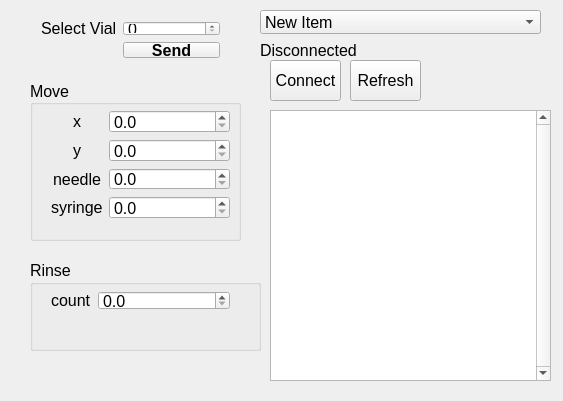
Before: the Qt Designer form src/gpicontroller.ui in amoose136/GPIController, drawn with Qt 5.
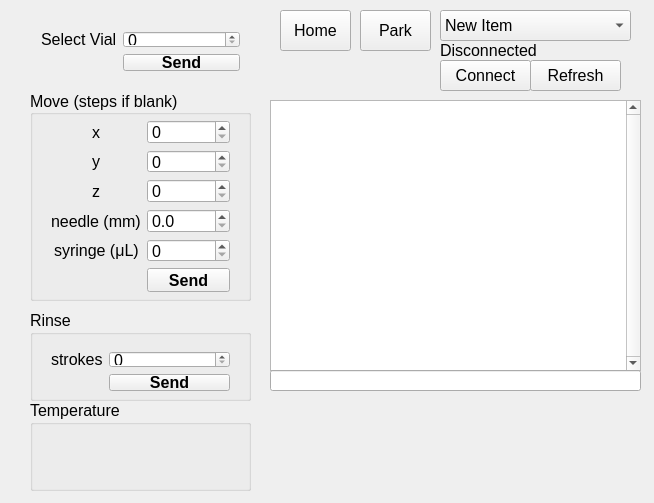
After: the same form once the commit is applied.

Diff of the .ui file:
```diff
--- a/src/gpicontroller.ui
+++ b/src/gpicontroller.ui
@@ -6,8 +6,8 @@
    <rect>
     <x>0</x>
     <y>0</y>
-    <width>563</width>
-    <height>401</height>
+    <width>654</width>
+    <height>503</height>
    </rect>
   </property>
   <property name="sizePolicy">
@@ -36,9 +36,9 @@
     <property name="geometry">
      <rect>
       <x>30</x>
-      <y>10</y>
-      <width>201</width>
-      <height>59</height>
+      <y>20</y>
+      <width>221</width>
+      <height>62</height>
      </rect>
     </property>
     <layout class="QFormLayout" name="layoutSelectVial">
@@ -101,9 +101,9 @@
     <property name="geometry">
      <rect>
       <x>30</x>
-      <y>80</y>
-      <width>211</width>
-      <height>161</height>
+      <y>90</y>
+      <width>221</width>
+      <height>211</height>
      </rect>
     </property>
     <property name="sizePolicy">
@@ -119,7 +119,7 @@
      </font>
     </property>
     <property name="title">
-     <string>Move</string>
+     <string>Move (steps if blank)</string>
     </property>
     <property name="alignment">
      <set>Qt::AlignLeading|Qt::AlignLeft|Qt::AlignVCenter</set>
@@ -136,7 +136,7 @@
        <x>10</x>
        <y>19</y>
        <width>201</width>
-       <height>131</height>
+       <height>194</height>
       </rect>
      </property>
      <layout class="QFormLayout" name="layoutMove">
@@ -178,7 +178,7 @@
         </property>
        </widget>
       </item>
-      <item row="3" column="0">
+      <item row="4" column="0">
        <widget class="QLabel" name="labelSyringe">
         <property name="font">
          <font>
@@ -187,34 +187,74 @@
          </font>
         </property>
         <property name="text">
-         <string>syringe</string>
+         <string>syringe (μL)</string>
         </property>
        </widget>
       </item>
-      <item row="3" column="1">
-       <widget class="QDoubleSpinBox" name="spinboxSyringe">
-        <property name="decimals">
-         <number>1</number>
+      <item row="2" column="0">
+       <widget class="QLabel" name="labelZ">
+        <property name="font">
+         <font>
+          <family>Arial</family>
+          <pointsize>12</pointsize>
+         </font>
         </property>
-        <property name="singleStep">
-         <double>0.100000000000000</double>
+        <property name="text">
+         <string>z</string>
         </property>
        </widget>
       </item>
+      <item row="5" column="1">
+       <widget class="QPushButton" name="buttonMove">
+        <property name="font">
+         <font>
+          <family>Arial</family>
+          <pointsize>12</pointsize>
+          <weight>75</weight>
+          <bold>true</bold>
+         </font>
+        </property>
+        <property name="text">
+         <string>Send</string>
+        </property>
+        <property name="checkable">
+         <bool>false</bool>
+        </property>
+        <property name="autoDefault">
+         <bool>false</bool>
+        </property>
+        <property name="default">
+         <bool>false</bool>
+        </property>
+        <property name="flat">
+         <bool>false</bool>
+        </property>
+       </widget>
+      </item>
+      <item row="1" column="1">
+       <widget class="QSpinBox" name="spinboxY"/>
+      </item>
       <item row="0" column="1">
-       <widget class="QDoubleSpinBox" name="spinboxX">
+       <widget class="QSpinBox" name="spinboxX">
         <property name="sizePolicy">
          <sizepolicy hsizetype="Preferred" vsizetype="Fixed">
           <horstretch>0</horstretch>
           <verstretch>0</verstretch>
          </sizepolicy>
         </property>
+        <property name="maximum">
+         <number>1480</number>
+        </property>
+       </widget>
+      </item>
+      <item row="3" column="1">
+       <widget class="QDoubleSpinBox" name="spinboxNeedle">
         <property name="decimals">
          <number>1</number>
         </property>
        </widget>
       </item>
-      <item row="2" column="0">
+      <item row="3" column="0">
        <widget class="QLabel" name="labelNeedle">
         <property name="font">
          <font>
@@ -223,26 +263,15 @@
          </font>
         </property>
         <property name="text">
-         <string>needle</string>
+         <string>needle (mm)</string>
         </property>
        </widget>
       </item>
       <item row="2" column="1">
-       <widget class="QDoubleSpinBox" name="spinboxNeedle">
-        <property name="decimals">
-         <number>1</number>
-        </property>
-        <property name="singleStep">
-         <double>0.100000000000000</double>
-        </property>
-       </widget>
+       <widget class="QSpinBox" name="spinboxZ"/>
       </item>
-      <item row="1" column="1">
-       <widget class="QDoubleSpinBox" name="spinboxY">
-        <property name="decimals">
-         <number>1</number>
-        </property>
-       </widget>
+      <item row="4" column="1">
+       <widget class="QSpinBox" name="spinboxSyringe"/>
       </item>
      </layout>
     </widget>
@@ -251,8 +280,8 @@
     <property name="geometry">
      <rect>
       <x>30</x>
-      <y>260</y>
-      <width>231</width>
+      <y>310</y>
+      <width>221</width>
       <height>91</height>
      </rect>
     </property>
@@ -269,9 +298,9 @@
      <property name="geometry">
       <rect>
        <x>10</x>
-       <y>20</y>
+       <y>30</y>
        <width>201</width>
-       <height>41</height>
+       <height>62</height>
       </rect>
      </property>
      <layout class="QFormLayout" name="layoutRinse">
@@ -284,19 +313,39 @@
          </font>
         </property>
         <property name="text">
-         <string>count</string>
+         <string>strokes</string>
+        </property>
+       </widget>
+      </item>
+      <item row="1" column="1">
+       <widget class="QPushButton" name="buttonRinse">
+        <property name="font">
+         <font>
+          <family>Arial</family>
+          <pointsize>12</pointsize>
+          <weight>75</weight>
+          <bold>true</bold>
+         </font>
+        </property>
+        <property name="text">
+         <string>Send</string>
+        </property>
+        <property name="checkable">
+         <bool>false</bool>
+        </property>
+        <property name="autoDefault">
+         <bool>false</bool>
+        </property>
+        <property name="default">
+         <bool>false</bool>
+        </property>
+        <property name="flat">
+         <bool>false</bool>
         </property>
        </widget>
       </item>
       <item row="0" column="1">
-       <widget class="QDoubleSpinBox" name="spinboxCount">
-        <property name="decimals">
-         <number>1</number>
-        </property>
-        <property name="singleStep">
-         <double>0.100000000000000</double>
-        </property>
-       </widget>
+       <widget class="QSpinBox" name="spinboxStrokes"/>
       </item>
      </layout>
     </widget>
@@ -304,10 +353,10 @@
    <widget class="QComboBox" name="comBox">
     <property name="geometry">
      <rect>
-      <x>260</x>
+      <x>440</x>
       <y>10</y>
-      <width>281</width>
-      <height>24</height>
+      <width>191</width>
+      <height>31</height>
      </rect>
     </property>
     <item>
@@ -334,7 +383,7 @@
    <widget class="QLabel" name="labelComstate">
     <property name="geometry">
      <rect>
-      <x>260</x>
+      <x>440</x>
       <y>40</y>
       <width>121</width>
       <height>21</height>
@@ -347,10 +396,10 @@
    <widget class="QPushButton" name="buttonRefresh">
     <property name="geometry">
      <rect>
-      <x>350</x>
+      <x>530</x>
       <y>60</y>
-      <width>71</width>
-      <height>41</height>
+      <width>91</width>
+      <height>31</height>
      </rect>
     </property>
     <property name="font">
@@ -378,10 +427,10 @@
    <widget class="QPushButton" name="buttonConnect">
     <property name="geometry">
      <rect>
-      <x>270</x>
+      <x>440</x>
       <y>60</y>
-      <width>71</width>
-      <height>41</height>
+      <width>91</width>
+      <height>31</height>
      </rect>
     </property>
     <property name="font">
@@ -410,8 +459,8 @@
     <property name="geometry">
      <rect>
       <x>270</x>
-      <y>110</y>
-      <width>281</width>
+      <y>100</y>
+      <width>371</width>
       <height>271</height>
      </rect>
     </property>
@@ -424,6 +473,7 @@
     <property name="font">
      <font>
       <family>Courier New</family>
+      <pointsize>10</pointsize>
      </font>
     </property>
     <property name="verticalScrollBarPolicy">
@@ -442,8 +492,93 @@
      <string>&lt;!DOCTYPE HTML PUBLIC &quot;-//W3C//DTD HTML 4.0//EN&quot; &quot;http://www.w3.org/TR/REC-html40/strict.dtd&quot;&gt;
 &lt;html&gt;&lt;head&gt;&lt;meta name=&quot;qrichtext&quot; content=&quot;1&quot; /&gt;&lt;style type=&quot;text/css&quot;&gt;
 p, li { white-space: pre-wrap; }
-&lt;/style&gt;&lt;/head&gt;&lt;body style=&quot; font-family:'Courier New'; font-size:12pt; font-weight:400; font-style:normal;&quot;&gt;
-&lt;p style=&quot;-qt-paragraph-type:empty; margin-top:0px; margin-bottom:0px; margin-left:0px; margin-right:0px; -qt-block-indent:0; text-indent:0px;&quot;&gt;&lt;br /&gt;&lt;/p&gt;&lt;/body&gt;&lt;/html&gt;</string>
+&lt;/style&gt;&lt;/head&gt;&lt;body style=&quot; font-family:'Courier New'; font-size:10pt; font-weight:400; font-style:normal;&quot;&gt;
+&lt;p style=&quot;-qt-paragraph-type:empty; margin-top:0px; margin-bottom:0px; margin-left:0px; margin-right:0px; -qt-block-indent:0; text-indent:0px; font-size:12pt;&quot;&gt;&lt;br /&gt;&lt;/p&gt;&lt;/body&gt;&lt;/html&gt;</string>
+    </property>
+   </widget>
+   <widget class="QPushButton" name="buttonHome">
+    <property name="geometry">
+     <rect>
+      <x>280</x>
+      <y>10</y>
+      <width>71</width>
+      <height>41</height>
+     </rect>
+    </property>
+    <property name="font">
+     <font>
+      <family>Arial</family>
+      <pointsize>12</pointsize>
+     </font>
+    </property>
+    <property name="autoFillBackground">
+     <bool>false</bool>
+    </property>
+    <property name="text">
+     <string>Home</string>
+    </property>
+    <property name="autoDefault">
+     <bool>false</bool>
+    </property>
+    <property name="default">
+     <bool>false</bool>
+    </property>
+    <property name="flat">
+     <bool>false</bool>
+    </property>
+   </widget>
+   <widget class="QPushButton" name="buttonPark">
+    <property name="geometry">
+     <rect>
+      <x>360</x>
+      <y>10</y>
+      <width>71</width>
+      <height>41</height>
+     </rect>
+    </property>
+    <property name="font">
+     <font>
+      <family>Arial</family>
+      <pointsize>12</pointsize>
+     </font>
+    </property>
+    <property name="autoFillBackground">
+     <bool>false</bool>
+    </property>
+    <property name="text">
+     <string>Park</string>
+    </property>
+    <property name="autoDefault">
+     <bool>false</bool>
+    </property>
+    <property name="default">
+     <bool>false</bool>
+    </property>
+    <property name="flat">
+     <bool>false</bool>
+    </property>
+   </widget>
+   <widget class="QGroupBox" name="groupTemp">
+    <property name="geometry">
+     <rect>
+      <x>30</x>
+      <y>400</y>
+      <width>221</width>
+      <height>91</height>
+     </rect>
+    </property>
+    <property name="title">
+     <string>Temperature</string>
+    </property>
+   </widget>
+   <widget class="QLineEdit" name="lineEdit">
+    <property name="geometry">
+     <rect>
+      <x>270</x>
+      <y>370</y>
+      <width>371</width>
+      <height>21</height>
+     </rect>
     </property>
    </widget>
   </widget>
```
Left out of the diff: 9 changed lines with no effect on the pictures.
